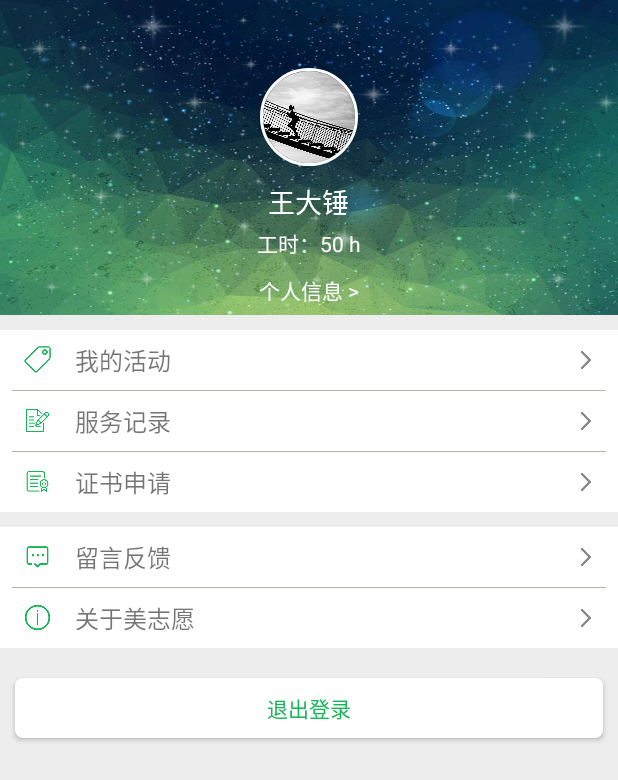
After one commit to learner1999/M-Volunteer, an Android app: the fragment UserCenterFragment shown on its own in the app's theme, on a phone screen of 412 x 824 dp. The commit adds this screen. Shown: the top 780 px of the screen. Run offline under Robolectric (Android 15) with nearby library versions, the phone set to English and light mode, and no system bars; our stand-ins replace ButterKnife, CircleImageView.

Commit message:
完成个人中心基本界面

```diff
--- a/app/src/main/java/cn/zheteng123/m_volunteer/ui/main/MainActivity.java
+++ b/app/src/main/java/cn/zheteng123/m_volunteer/ui/main/MainActivity.java
@@ -19,6 +19,7 @@ import cn.zheteng123.m_volunteer.customview.MyViewPager;
 import cn.zheteng123.m_volunteer.ui.home.HomeFragment;
 import cn.zheteng123.m_volunteer.ui.main.adapter.ViewPagerAdapter;
 import cn.zheteng123.m_volunteer.ui.signin.SignInFragment;
+import cn.zheteng123.m_volunteer.ui.user_center.UserCenterFragment;
 
 public class MainActivity extends AppCompatActivity {
 
@@ -45,6 +46,8 @@ public class MainActivity extends AppCompatActivity {
         mFragmentList.add(mHomeFragment);
         SignInFragment signInFragment = new SignInFragment();
         mFragmentList.add(signInFragment);
+        UserCenterFragment userCenterFragment = new UserCenterFragment();
+        mFragmentList.add(userCenterFragment);
 
         ViewPagerAdapter viewPagerAdapter = new ViewPagerAdapter(getSupportFragmentManager(), mFragmentList);
 
--- /dev/null
+++ b/app/src/main/java/cn/zheteng123/m_volunteer/ui/user_center/UserCenterFragment.java
@@ -0,0 +1,30 @@
+package cn.zheteng123.m_volunteer.ui.user_center;
+
+import android.os.Bundle;
+import android.support.annotation.Nullable;
+import android.support.v4.app.Fragment;
+import android.view.LayoutInflater;
+import android.view.View;
+import android.view.ViewGroup;
+
+import butterknife.ButterKnife;
+import cn.zheteng123.m_volunteer.R;
+
+/**
+ * Created on 2017/2/23.
+ */
+
+
+public class UserCenterFragment extends Fragment {
+
+    @Nullable
+    @Override
+    public View onCreateView(LayoutInflater inflater, @Nullable ViewGroup container, @Nullable Bundle savedInstanceState) {
+
+        View view = inflater.inflate(R.layout.fragment_user_center, container, false);
+        ButterKnife.bind(this, view);
+
+
+        return view;
+    }
+}
--- /dev/null
+++ b/app/src/main/res/drawable/shape_logout_button.xml
@@ -0,0 +1,11 @@
+<?xml version="1.0" encoding="utf-8"?>
+<shape xmlns:android="http://schemas.android.com/apk/res/android"
+    android:shape="rectangle">
+
+    <solid
+        android:color="#FFFFFF"/>
+
+    <corners
+        android:radius="5dp"/>
+
+</shape>
--- /dev/null
+++ b/app/src/main/res/layout/fragment_user_center.xml
@@ -0,0 +1,284 @@
+<?xml version="1.0" encoding="utf-8"?>
+<ScrollView xmlns:android="http://schemas.android.com/apk/res/android"
+            xmlns:tools="http://schemas.android.com/tools"
+            android:layout_width="match_parent"
+            android:layout_height="match_parent"
+            android:scrollbars="none"
+            android:background="@color/layoutBackground">
+
+    <LinearLayout
+        android:layout_width="match_parent"
+        android:layout_height="wrap_content"
+        android:orientation="vertical">
+
+        <!--头部开始-->
+        <LinearLayout
+            android:layout_width="match_parent"
+            android:layout_height="210dp"
+            android:background="@drawable/user_center_background1"
+            android:orientation="vertical"
+            android:gravity="center_horizontal">
+
+            <de.hdodenhof.circleimageview.CircleImageView
+                xmlns:app="http://schemas.android.com/apk/res-auto"
+                android:layout_width="65dp"
+                android:layout_height="65dp"
+                android:src="@drawable/default_avatar"
+                android:layout_marginTop="45dp"
+                app:civ_border_width="2dp"
+                app:civ_border_color="#FFFFFF"/>
+
+            <TextView
+                android:layout_width="wrap_content"
+                android:layout_height="wrap_content"
+                android:text="王大锤"
+                android:textSize="18sp"
+                android:textColor="#FFFFFF"
+                android:layout_marginTop="10dp"/>
+
+            <TextView
+                android:layout_width="wrap_content"
+                android:layout_height="wrap_content"
+                android:text="工时：50 h"
+                android:textColor="#FFFFFF"
+                android:layout_marginTop="3dp"/>
+
+            <TextView
+                android:layout_width="wrap_content"
+                android:layout_height="wrap_content"
+                android:text="个人信息 >"
+                android:textColor="#FFFFFF"
+                android:layout_marginTop="10dp"/>
+
+        </LinearLayout>
+        <!--头部结束-->
+
+
+        <LinearLayout
+            android:layout_width="match_parent"
+            android:layout_height="wrap_content"
+            android:orientation="vertical"
+            android:background="#FFFFFF"
+            android:layout_marginTop="10dp">
+
+            <LinearLayout
+                android:layout_width="match_parent"
+                android:layout_height="40dp"
+                android:paddingLeft="16dp"
+                android:paddingStart="16dp"
+                android:paddingRight="16dp"
+                android:paddingEnd="16dp">
+
+                <ImageView
+                    android:layout_width="18dp"
+                    android:layout_height="18dp"
+                    android:layout_gravity="center_vertical"
+                    android:src="@drawable/icon_activity_green"/>
+
+                <TextView
+                    android:layout_width="0dp"
+                    android:layout_height="wrap_content"
+                    android:layout_weight="1"
+                    android:text="@string/my_activity"
+                    android:textSize="16sp"
+                    android:layout_gravity="center_vertical"
+                    android:paddingLeft="16dp"
+                    android:paddingStart="16dp"
+                    android:paddingRight="16dp"
+                    android:paddingEnd="16dp"/>
+
+                <ImageView
+                    android:layout_width="12dp"
+                    android:layout_height="12dp"
+                    android:layout_gravity="center_vertical"
+                    android:src="@drawable/icon_right_grey"/>
+
+            </LinearLayout>
+
+            <View
+                android:layout_width="match_parent"
+                android:layout_height="0.2dp"
+                android:background="#B5B1AB"
+                android:layout_marginLeft="8dp"
+                android:layout_marginStart="8dp"
+                android:layout_marginRight="8dp"
+                android:layout_marginEnd="8dp"/>
+
+            <LinearLayout
+                android:layout_width="match_parent"
+                android:layout_height="40dp"
+                android:paddingLeft="16dp"
+                android:paddingStart="16dp"
+                android:paddingRight="16dp"
+                android:paddingEnd="16dp">
+
+                <ImageView
+                    android:layout_width="18dp"
+                    android:layout_height="18dp"
+                    android:layout_gravity="center_vertical"
+                    android:src="@drawable/icon_record_green"/>
+
+                <TextView
+                    android:layout_width="0dp"
+                    android:layout_height="wrap_content"
+                    android:layout_weight="1"
+                    android:text="@string/service_record"
+                    android:textSize="16sp"
+                    android:layout_gravity="center_vertical"
+                    android:paddingLeft="16dp"
+                    android:paddingStart="16dp"
+                    android:paddingRight="16dp"
+                    android:paddingEnd="16dp"/>
+
+                <ImageView
+                    android:layout_width="12dp"
+                    android:layout_height="12dp"
+                    android:layout_gravity="center_vertical"
+                    android:src="@drawable/icon_right_grey"/>
+
+            </LinearLayout>
+
+            <View
+                android:layout_width="match_parent"
+                android:layout_height="0.2dp"
+                android:background="#B5B1AB"
+                android:layout_marginLeft="8dp"
+                android:layout_marginStart="8dp"
+                android:layout_marginRight="8dp"
+                android:layout_marginEnd="8dp"/>
+
+            <LinearLayout
+                android:layout_width="match_parent"
+                android:layout_height="40dp"
+                android:paddingLeft="16dp"
+                android:paddingStart="16dp"
+                android:paddingRight="16dp"
+                android:paddingEnd="16dp">
+
+                <ImageView
+                    android:layout_width="18dp"
+                    android:layout_height="18dp"
+                    android:layout_gravity="center_vertical"
+                    android:src="@drawable/icon_certificate_green"/>
+
+                <TextView
+                    android:layout_width="0dp"
+                    android:layout_height="wrap_content"
+                    android:layout_weight="1"
+                    android:text="@string/certificate_request"
+                    android:textSize="16sp"
+                    android:layout_gravity="center_vertical"
+                    android:paddingLeft="16dp"
+                    android:paddingStart="16dp"
+                    android:paddingRight="16dp"
+                    android:paddingEnd="16dp"/>
+
+                <ImageView
+                    android:layout_width="12dp"
+                    android:layout_height="12dp"
+                    android:layout_gravity="center_vertical"
+                    android:src="@drawable/icon_right_grey"/>
+
+            </LinearLayout>
+
+        </LinearLayout>
+
+
+        <LinearLayout
+            android:layout_width="match_parent"
+            android:layout_height="wrap_content"
+            android:orientation="vertical"
+            android:background="#FFFFFF"
+            android:layout_marginTop="10dp"
+            android:layout_marginBottom="10dp">
+
+            <LinearLayout
+                android:layout_width="match_parent"
+                android:layout_height="40dp"
+                android:paddingLeft="16dp"
+                android:paddingStart="16dp"
+                android:paddingRight="16dp"
+                android:paddingEnd="16dp">
+
+                <ImageView
+                    android:layout_width="18dp"
+                    android:layout_height="18dp"
+                    android:layout_gravity="center_vertical"
+                    android:src="@drawable/icon_message_green"/>
+
+                <TextView
+                    android:layout_width="0dp"
+                    android:layout_height="wrap_content"
+                    android:layout_weight="1"
+                    android:text="@string/feedback"
+                    android:textSize="16sp"
+                    android:layout_gravity="center_vertical"
+                    android:paddingLeft="16dp"
+                    android:paddingStart="16dp"
+                    android:paddingRight="16dp"
+                    android:paddingEnd="16dp"/>
+
+                <ImageView
+                    android:layout_width="12dp"
+                    android:layout_height="12dp"
+                    android:layout_gravity="center_vertical"
+                    android:src="@drawable/icon_right_grey"/>
+
+            </LinearLayout>
+
+            <View
+                android:layout_width="match_parent"
+                android:layout_height="0.2dp"
+                android:background="#B5B1AB"
+                android:layout_marginLeft="8dp"
+                android:layout_marginStart="8dp"
+                android:layout_marginRight="8dp"
+                android:layout_marginEnd="8dp"/>
+
+            <LinearLayout
+                android:layout_width="match_parent"
+                android:layout_height="40dp"
+                android:paddingLeft="16dp"
+                android:paddingStart="16dp"
+                android:paddingRight="16dp"
+                android:paddingEnd="16dp">
+
+                <ImageView
+                    android:layout_width="18dp"
+                    android:layout_height="18dp"
+                    android:layout_gravity="center_vertical"
+                    android:src="@drawable/icon_about_green"/>
+
+                <TextView
+                    android:layout_width="0dp"
+                    android:layout_height="wrap_content"
+                    android:layout_weight="1"
+                    android:text="@string/about_m_volunteer"
+                    android:textSize="16sp"
+                    android:layout_gravity="center_vertical"
+                    android:paddingLeft="16dp"
+                    android:paddingStart="16dp"
+                    android:paddingRight="16dp"
+                    android:paddingEnd="16dp"/>
+
+                <ImageView
+                    android:layout_width="12dp"
+                    android:layout_height="12dp"
+                    android:layout_gravity="center_vertical"
+                    android:src="@drawable/icon_right_grey"/>
+
+            </LinearLayout>
+
+        </LinearLayout>
+
+        <Button
+            android:layout_width="match_parent"
+            android:layout_height="40dp"
+            android:background="@drawable/shape_logout_button"
+            android:text="@string/logout"
+            android:textColor="@color/colorPrimary"
+            android:layout_margin="10dp"/>
+
+    </LinearLayout>
+
+</ScrollView>
--- a/app/src/main/res/values/colors.xml
+++ b/app/src/main/res/values/colors.xml
@@ -3,4 +3,5 @@
     <color name="colorPrimary">#18B458</color>
     <color name="colorPrimaryDark">#303F9F</color>
     <color name="colorAccent">#FF4081</color>
+    <color name="layoutBackground">#EDEDED</color>
 </resources>
--- a/app/src/main/res/values/strings.xml
+++ b/app/src/main/res/values/strings.xml
@@ -25,4 +25,10 @@
     <string name="activity_detail">活动详情</string>
     <string name="i_want_to_enroll">我要报名</string>
     <string name="enrolled_volunteer">已报名志愿者</string>
+    <string name="logout">退出登录</string>
+    <string name="certificate_request">证书申请</string>
+    <string name="service_record">服务记录</string>
+    <string name="my_activity">我的活动</string>
+    <string name="feedback">留言反馈</string>
+    <string name="about_m_volunteer">关于美志愿</string>
 </resources>
```
Also changed, not shown: app/src/main/res/drawable/icon_about_green.png (added), app/src/main/res/drawable/icon_activity_green.png (added), app/src/main/res/drawable/icon_certificate_green.png (added), app/src/main/res/drawable/icon_message_green.png (added), app/src/main/res/drawable/icon_record_green.png (added), app/src/main/res/drawable/user_center_background1.jpeg (added).
